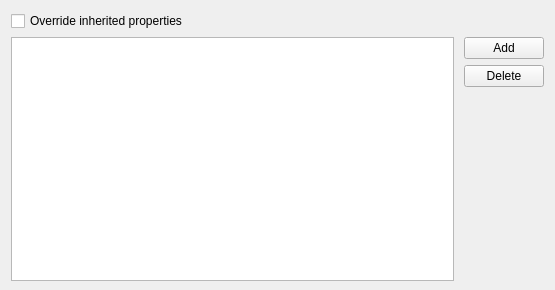
Before: the Qt Designer form ime/ui/ui_access_control_list.ui in UoA-eResearch/mytardis_ime, drawn with Qt 5.
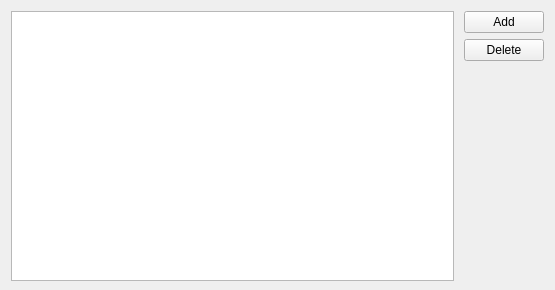
After: the same form once the commit is applied.

Commit message: WIP access control list now working

Patch:
```diff
--- a/ime/ui/ui_access_control_list.ui
+++ b/ime/ui/ui_access_control_list.ui
@@ -32,7 +32,7 @@
    <property name="verticalSpacing">
     <number>6</number>
    </property>
-   <item row="1" column="0">
+   <item row="0" column="0">
     <layout class="QHBoxLayout" name="horizontalLayout_2" stretch="0,0">
      <property name="spacing">
       <number>10</number>
@@ -82,19 +82,6 @@
      </item>
     </layout>
    </item>
-   <item row="0" column="0">
-    <widget class="QCheckBox" name="overrideCheckBox">
-     <property name="sizePolicy">
-      <sizepolicy hsizetype="Minimum" vsizetype="Preferred">
-       <horstretch>0</horstretch>
-       <verstretch>0</verstretch>
-      </sizepolicy>
-     </property>
-     <property name="text">
-      <string>Override inherited properties</string>
-     </property>
-    </widget>
-   </item>
   </layout>
  </widget>
  <resources/>
```
The commit also changes 20 other files.
